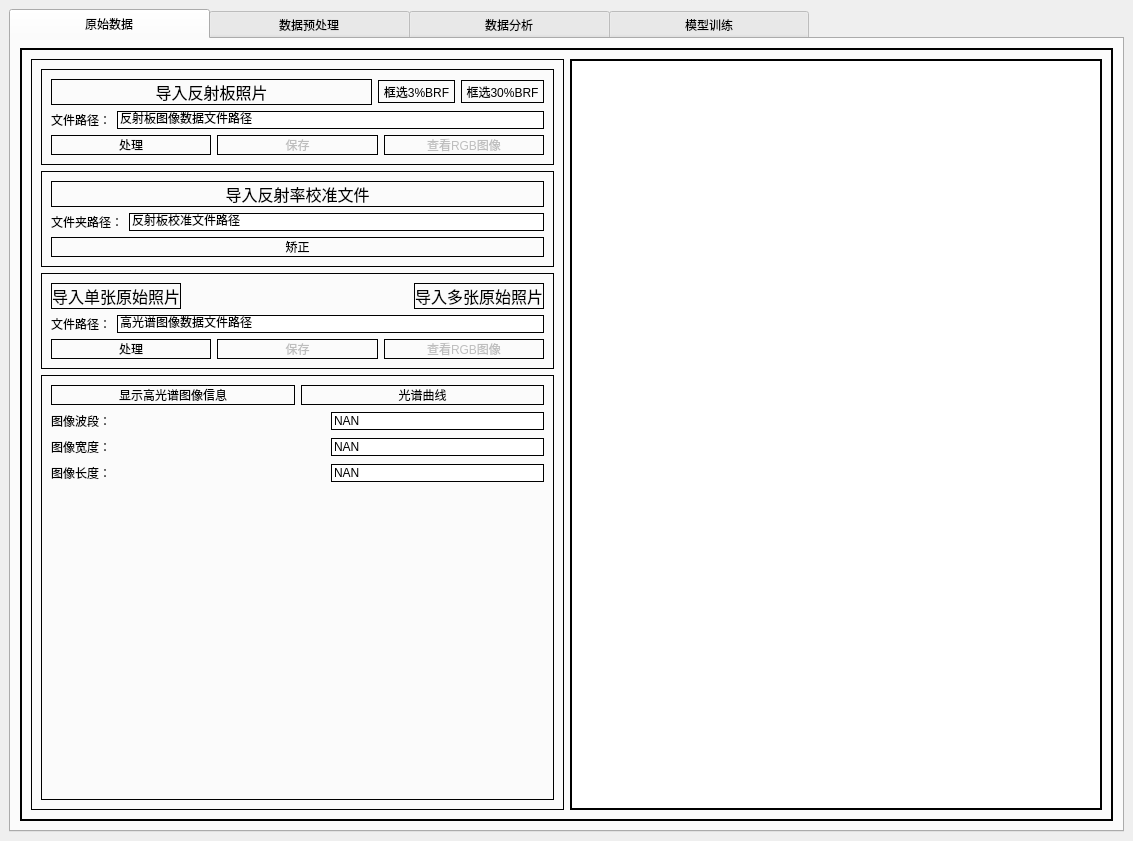
Before: the Qt Designer form MainWindow.ui in InfiniteTree/HSI-Data-Processing, drawn with Qt 5.
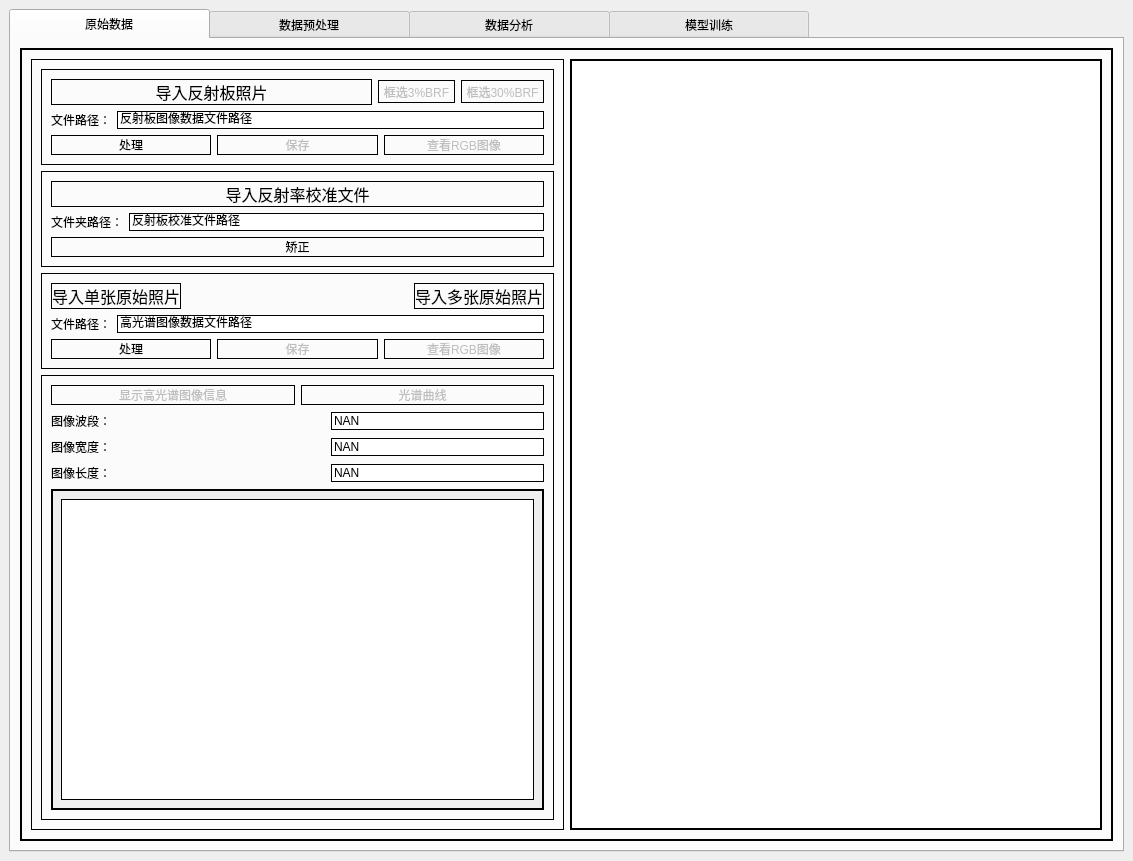
After: the same form once the commit is applied. The open tabs and pages were chosen to show the change.

```diff
--- a/MainWindow.ui
+++ b/MainWindow.ui
@@ -7,7 +7,7 @@
     <x>0</x>
     <y>0</y>
     <width>1133</width>
-    <height>841</height>
+    <height>861</height>
    </rect>
   </property>
   <property name="windowTitle">
@@ -124,6 +124,9 @@
                      </item>
                      <item>
                       <widget class="QToolButton" name="selectBox3Btn">
+                       <property name="enabled">
+                        <bool>false</bool>
+                       </property>
                        <property name="text">
                         <string>框选3%BRF</string>
                        </property>
@@ -131,6 +134,9 @@
                      </item>
                      <item>
                       <widget class="QToolButton" name="selectBox30Btn">
+                       <property name="enabled">
+                        <bool>false</bool>
+                       </property>
                        <property name="text">
                         <string>框选30%BRF</string>
                        </property>
@@ -430,7 +436,7 @@
                    <item>
                     <widget class="QPushButton" name="showHsiInfoBtn">
                      <property name="enabled">
-                      <bool>true</bool>
+                      <bool>false</bool>
                      </property>
                      <property name="cursor">
                       <cursorShape>PointingHandCursor</cursorShape>
@@ -442,6 +448,12 @@
                    </item>
                    <item>
                     <widget class="QPushButton" name="HSCurveBtn">
+                     <property name="enabled">
+                      <bool>false</bool>
+                     </property>
+                     <property name="cursor">
+                      <cursorShape>PointingHandCursor</cursorShape>
+                     </property>
                      <property name="text">
                       <string>光谱曲线</string>
                      </property>
@@ -565,17 +577,33 @@
                   </layout>
                  </item>
                  <item>
-                  <spacer name="verticalSpacer_6">
-                   <property name="orientation">
-                    <enum>Qt::Vertical</enum>
+                  <widget class="QScrollArea" name="WaveScrollArea">
+                   <property name="styleSheet">
+                    <string notr="true">border: 1px solid black;</string>
                    </property>
-                   <property name="sizeHint" stdset="0">
-                    <size>
-                     <width>20</width>
-                     <height>40</height>
-                    </size>
+                   <property name="widgetResizable">
+                    <bool>true</bool>
                    </property>
-                  </spacer>
+                   <widget class="QWidget" name="scrollAreaWidgetContents">
+                    <property name="geometry">
+                     <rect>
+                      <x>0</x>
+                      <y>0</y>
+                      <width>475</width>
+                      <height>162</height>
+                     </rect>
+                    </property>
+                    <layout class="QHBoxLayout" name="horizontalLayout_22">
+                     <item>
+                      <widget class="QWidget" name="wavesWidget" native="true">
+                       <property name="styleSheet">
+                        <string notr="true">background-color: white;</string>
+                       </property>
+                      </widget>
+                     </item>
+                    </layout>
+                   </widget>
+                  </widget>
                  </item>
                 </layout>
                </widget>
```
Left out of the diff: 304 changed lines with no effect on the pictures. Lines whose indentation alone changed are shown as unchanged.
